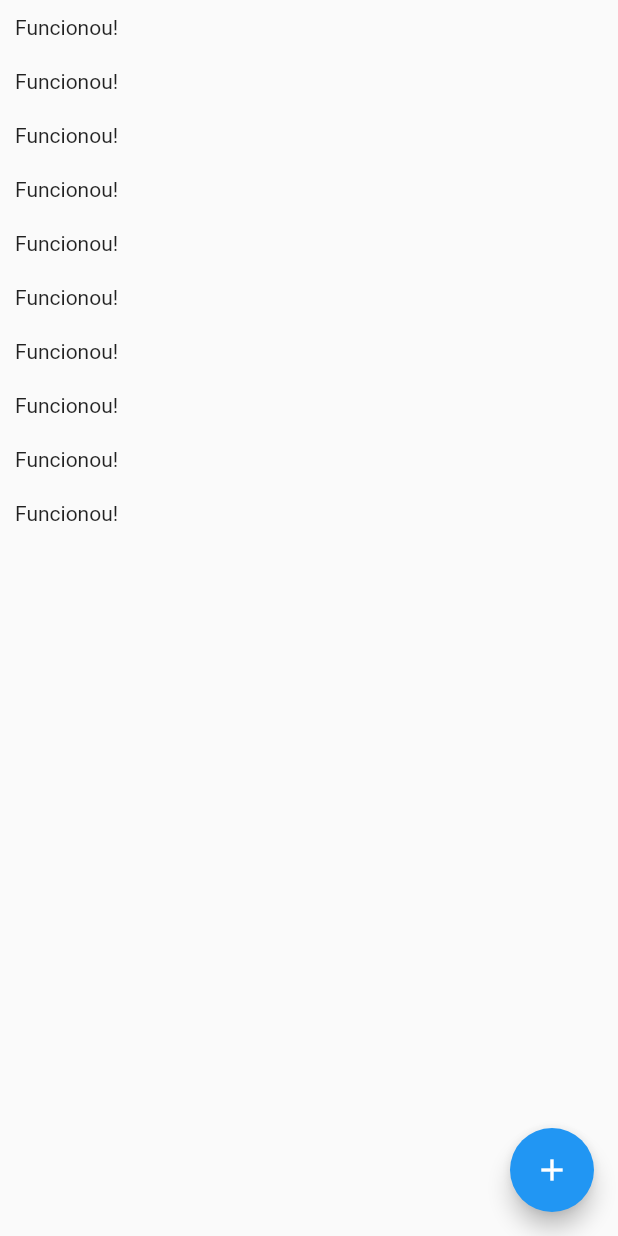
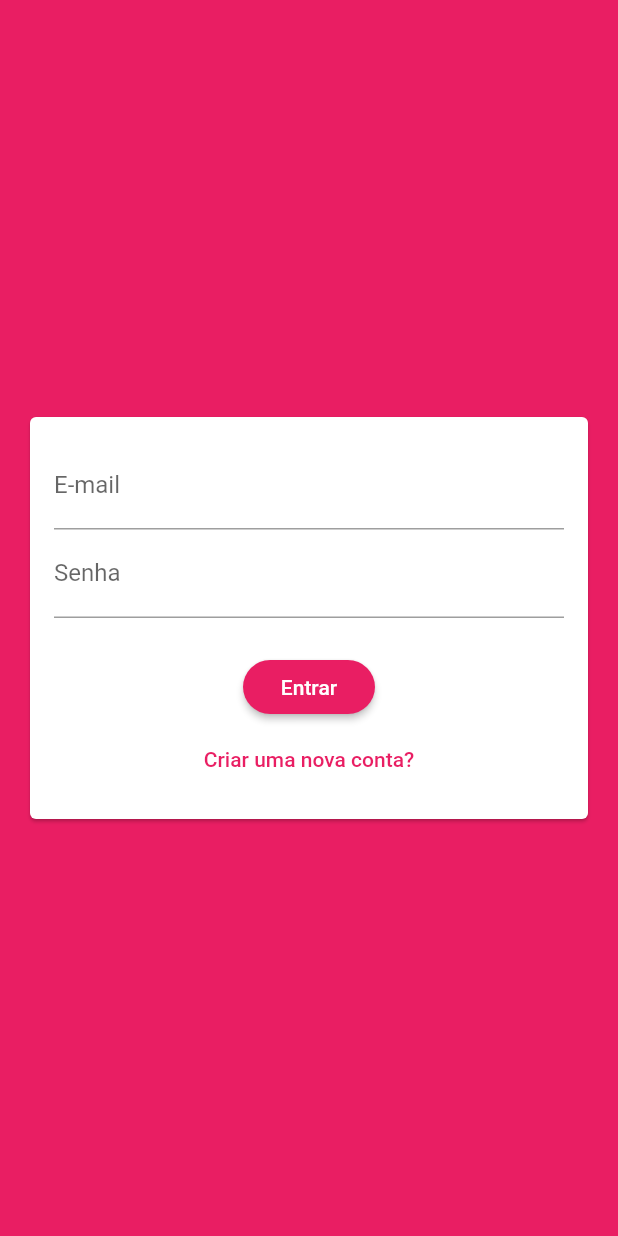
Before and after one commit to dhiegogoncalves/chat_flutter, a Flutter app: the screen it shows after launch, on a phone screen of 412 x 824 dp. Run offline on Flutter 3.47's test engine with Material 2 defaults, Android fonts, the phone set to English and light mode, and no system bars; our stand-ins replace cloud_firestore; accounts and stored records are empty.

Commit message:
Implementação da tela de autenticação.

```diff
--- a/lib/main.dart
+++ b/lib/main.dart
@@ -1,3 +1,4 @@
+import 'package:chat_flutter/screens/auth_screen.dart';
 import 'package:chat_flutter/screens/chat_screen.dart';
 import 'package:flutter/material.dart';
 
@@ -9,12 +10,22 @@ class MyApp extends StatelessWidget {
   @override
   Widget build(BuildContext context) {
     return MaterialApp(
-      title: 'Flutter Demo',
+      title: 'Chat',
       theme: ThemeData(
-        primarySwatch: Colors.blue,
+        primarySwatch: Colors.pink,
+        backgroundColor: Colors.pink,
+        accentColor: Colors.deepPurple,
+        accentColorBrightness: Brightness.dark,
+        buttonTheme: ButtonTheme.of(context).copyWith(
+          buttonColor: Colors.pink,
+          textTheme: ButtonTextTheme.primary,
+          shape: RoundedRectangleBorder(
+            borderRadius: BorderRadius.circular(20),
+          ),
+        ),
         visualDensity: VisualDensity.adaptivePlatformDensity,
       ),
-      home: ChatScreen(),
+      home: AuthScreen(),
     );
   }
 }
--- /dev/null
+++ b/lib/models/auth_data.dart
@@ -0,0 +1,20 @@
+enum AuthMode { LOGIN, SIGNUP }
+
+class AuthData {
+  String name;
+  String email;
+  String password;
+  AuthMode _authMode = AuthMode.LOGIN;
+
+  bool get isSignup {
+    return _authMode == AuthMode.SIGNUP;
+  }
+
+  bool get isLogin {
+    return _authMode == AuthMode.LOGIN;
+  }
+
+  void toggleMode() {
+    _authMode = _authMode == AuthMode.LOGIN ? AuthMode.SIGNUP : AuthMode.LOGIN;
+  }
+}
--- /dev/null
+++ b/lib/screens/auth_screen.dart
@@ -0,0 +1,21 @@
+import 'package:chat_flutter/models/auth_data.dart';
+import 'package:chat_flutter/widgets/auth_form.dart';
+import 'package:flutter/material.dart';
+import 'package:flutter/widgets.dart';
+
+class AuthScreen extends StatefulWidget {
+  @override
+  _AuthScreenState createState() => _AuthScreenState();
+}
+
+class _AuthScreenState extends State<AuthScreen> {
+  void _handleSubmit(AuthData authData) {}
+
+  @override
+  Widget build(BuildContext context) {
+    return Scaffold(
+      backgroundColor: Theme.of(context).primaryColor,
+      body: AuthForm(_handleSubmit),
+    );
+  }
+}
--- /dev/null
+++ b/lib/widgets/auth_form.dart
@@ -0,0 +1,95 @@
+import 'package:flutter/material.dart';
+import 'package:chat_flutter/models/auth_data.dart';
+
+class AuthForm extends StatefulWidget {
+  final void Function(AuthData authData) onSubmit;
+
+  AuthForm(this.onSubmit);
+
+  @override
+  _AuthFormState createState() => _AuthFormState();
+}
+
+class _AuthFormState extends State<AuthForm> {
+  final GlobalKey<FormState> _formKey = GlobalKey();
+  final AuthData _authData = AuthData();
+
+  _submit() {
+    bool isValid = _formKey.currentState.validate();
+    FocusScope.of(context).unfocus();
+
+    if (isValid) {
+      widget.onSubmit(_authData);
+    }
+  }
+
+  @override
+  Widget build(BuildContext context) {
+    return Center(
+      child: Card(
+        margin: EdgeInsets.all(20),
+        child: SingleChildScrollView(
+          child: Padding(
+            padding: EdgeInsets.all(16),
+            child: Form(
+              key: _formKey,
+              child: Column(
+                children: [
+                  if (_authData.isSignup)
+                    TextFormField(
+                      key: ValueKey('name'),
+                      decoration: InputDecoration(labelText: 'Nome'),
+                      initialValue: _authData.name,
+                      onChanged: (value) => _authData.name = value,
+                      validator: (value) {
+                        if (value == null || value.trim().length < 4)
+                          return 'Nome deve ter no mínimo 4 caracteres.';
+                        return null;
+                      },
+                    ),
+                  TextFormField(
+                    key: ValueKey('email'),
+                    decoration: InputDecoration(labelText: 'E-mail'),
+                    onChanged: (value) => _authData.email = value,
+                    validator: (value) {
+                      if (value == null || !value.contains('@'))
+                        return 'Forneça um e-mail válido.';
+                      return null;
+                    },
+                  ),
+                  TextFormField(
+                    key: ValueKey('password'),
+                    obscureText: true,
+                    decoration: InputDecoration(labelText: 'Senha'),
+                    onChanged: (value) => _authData.password = value,
+                    validator: (value) {
+                      if (value == null || value.trim().length < 7)
+                        return 'Senha deve ter no mínimo 7 caracteres.';
+                      return null;
+                    },
+                  ),
+                  SizedBox(height: 22),
+                  RaisedButton(
+                    onPressed: _submit,
+                    child: Text(_authData.isLogin ? 'Entrar' : 'Cadastrar'),
+                  ),
+                  FlatButton(
+                    textColor: Theme.of(context).primaryColor,
+                    child: Text(_authData.isLogin
+                        ? 'Criar uma nova conta?'
+                        : 'Já possui uma conta?'),
+                    onPressed: () {
+                      setState(() {
+                        _authData.toggleMode();
+                      });
+                    },
+                  ),
+                ],
+              ),
+            ),
+          ),
+        ),
+      ),
+    );
+  }
+}
```
Also changed, not shown: lib/screens/chat_screen.dart (+24 -7 lines).
